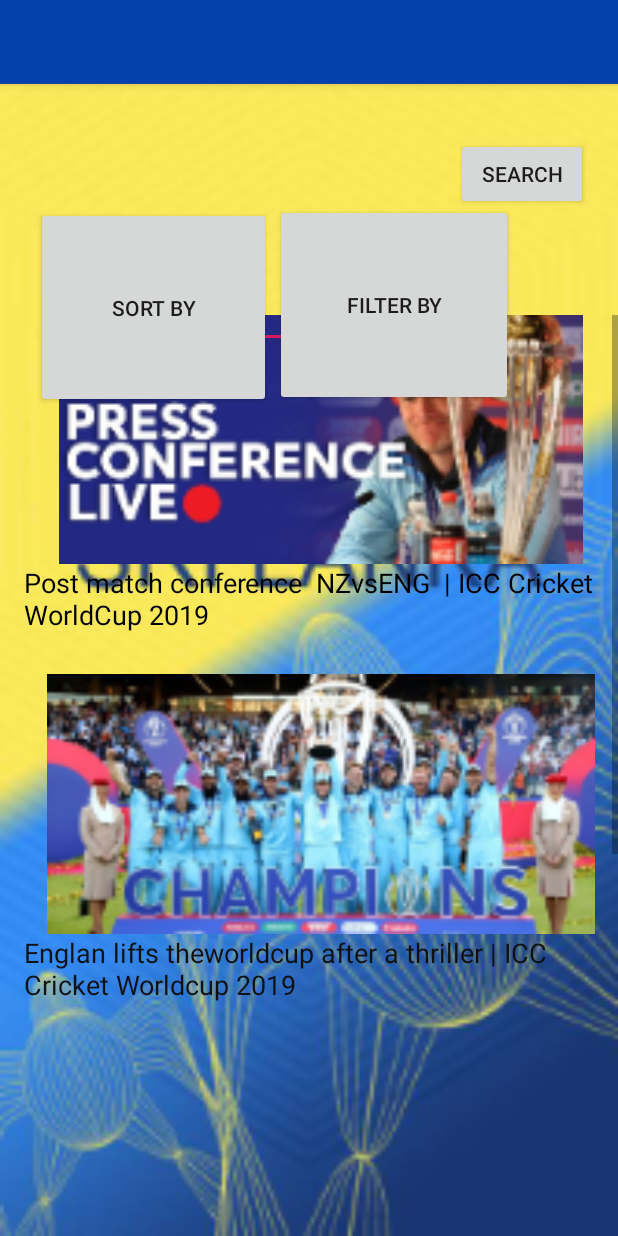
After one commit to sanjayajayasinghe/Sri_Lanka_Cricket_App, an Android app: the layout fragment_videogallery.xml on its own in the app's theme, with its tools: preview values and no code run, on a phone screen of 412 x 824 dp. The commit adds this screen. Run offline under Robolectric (Android 15) with nearby library versions, the phone set to English and light mode, and no system bars.

Commit message:
Video-Gallery-added
Signed-off-by: lakshitha <lmvithanage@gmail.com>

```diff
--- a/app/src/main/java/com/example/srilankacricketappv1/MainActivity.java
+++ b/app/src/main/java/com/example/srilankacricketappv1/MainActivity.java
@@ -21,6 +21,7 @@ import fragment.FaceBookFragment;
 import fragment.Home;
 import fragment.PollingFragment;
 import fragment.SearchFragment;
+import fragment.VideoGalleryFragment;
 import fragment.WebcastFragment;
 
 public class MainActivity extends AppCompatActivity
@@ -118,6 +119,7 @@ public class MainActivity extends AppCompatActivity
             case R.id.nav_latest_news:
                 break;
             case R.id.nav_video_gallery:
+                getSupportFragmentManager().beginTransaction().replace(R.id.fragment_container,new VideoGalleryFragment()).commit();
                 break;
             case R.id.nav_Live_webcast:
                 getSupportFragmentManager().beginTransaction().replace(R.id.fragment_container, new WebcastFragment()).commit();
--- /dev/null
+++ b/app/src/main/java/fragment/VideoGalleryFragment.java
@@ -0,0 +1,26 @@
+package fragment;
+
+import android.os.Bundle;
+import android.view.LayoutInflater;
+import android.view.View;
+import android.view.ViewGroup;
+
+import com.example.srilankacricketappv1.R;
+
+import androidx.fragment.app.Fragment;
+
+public class VideoGalleryFragment  extends Fragment {
+    public VideoGalleryFragment() {
+        // Required empty public constructor
+    }
+
+
+
+
+    public View onCreateView(LayoutInflater inflater, ViewGroup container,
+                             Bundle savedInstanceState) {
+        // Inflate the layout for this fragment
+        return inflater.inflate(R.layout.fragment_videogallery, container, false);
+    }
+
+}
--- /dev/null
+++ b/app/src/main/res/layout/fragment_videogallery.xml
@@ -0,0 +1,136 @@
+<?xml version="1.0" encoding="utf-8"?>
+<RelativeLayout xmlns:android="http://schemas.android.com/apk/res/android"
+    xmlns:app="http://schemas.android.com/apk/res-auto"
+    xmlns:tools="http://schemas.android.com/tools"
+    android:layout_width="match_parent"
+    android:layout_height="match_parent"
+    android:background="@mipmap/background"
+    android:orientation="vertical">
+
+    <include
+        android:id="@+id/include2"
+        layout="@layout/app_bar_main" />
+
+    <Button
+        android:id="@+id/button"
+        android:layout_width="wrap_content"
+        android:layout_height="wrap_content"
+        android:layout_alignParentEnd="true"
+        android:layout_alignParentRight="true"
+        android:layout_marginEnd="20dp"
+        android:layout_marginRight="20dp"
+        android:layout_marginTop="92dp"
+        android:text="@string/action_search" />
+
+    <ScrollView
+        android:layout_width="wrap_content"
+        android:layout_height="521dp"
+        android:layout_alignBottom="@+id/include2"
+
+        android:layout_alignParentTop="true"
+        android:layout_marginBottom="0dp"
+        android:layout_marginLeft="16dp"
+        android:layout_marginStart="16dp"
+        android:layout_marginTop="210dp">
+
+        <LinearLayout
+            android:layout_width="match_parent"
+            android:layout_height="wrap_content"
+            android:orientation="vertical">
+
+            <ImageView
+                android:id="@+id/imageView2"
+                android:layout_width="match_parent"
+                android:layout_height="166dp"
+                app:srcCompat="@mipmap/maxresdefault" />
+
+            <TextView
+                android:id="@+id/textView4"
+                android:layout_width="match_parent"
+                android:layout_height="73dp"
+                android:text="Post match conference  NZvsENG  | ICC Cricket WorldCup 2019"
+                android:textColor="#000000"
+                android:textSize="18sp" />
+
+            <ImageView
+                android:id="@+id/imageView3"
+                android:layout_width="match_parent"
+                android:layout_height="173dp"
+                app:srcCompat="@mipmap/maxresdefault2" />
+
+            <TextView
+                android:id="@+id/textView6"
+                android:layout_width="match_parent"
+                android:layout_height="493dp"
+                android:text="Englan lifts theworldcup after a thriller | ICC Cricket Worldcup 2019"
+                android:textColor="#FA0F0E0E"
+                android:textSize="18sp" />
+
+            <ImageView
+                android:id="@+id/imageView4"
+                android:layout_width="match_parent"
+                android:layout_height="144dp"
+                app:srcCompat="@mipmap/sl" />
+
+        </LinearLayout>
+    </ScrollView>
+
+    <Button
+        android:id="@+id/button2"
+        android:layout_width="158dp"
+        android:layout_height="42dp"
+        android:layout_alignParentBottom="true"
+        android:layout_alignParentEnd="true"
+        android:layout_alignParentLeft="true"
+        android:layout_alignParentRight="true"
+        android:layout_alignParentStart="true"
+        android:layout_alignParentTop="true"
+        android:layout_marginBottom="552dp"
+        android:layout_marginEnd="231dp"
+        android:layout_marginLeft="24dp"
+        android:layout_marginRight="231dp"
+        android:layout_marginStart="24dp"
+        android:layout_marginTop="138dp"
+        android:text="@string/action_sort" />
+
+    <Button
+        android:id="@+id/button3"
+        android:layout_width="158dp"
+        android:layout_height="42dp"
+        android:layout_alignParentBottom="true"
+        android:layout_alignParentEnd="true"
+        android:layout_alignParentLeft="true"
+        android:layout_alignParentRight="true"
+        android:layout_alignParentStart="true"
+        android:layout_alignParentTop="true"
+        android:layout_marginBottom="553dp"
+        android:layout_marginEnd="70dp"
+        android:layout_marginLeft="183dp"
+        android:layout_marginRight="70dp"
+        android:layout_marginStart="183dp"
+        android:layout_marginTop="136dp"
+        android:text="@string/action_filter" />
+
+    <EditText
+        android:id="@+id/editText"
+        android:layout_width="wrap_content"
+        android:layout_height="wrap_content"
+        android:layout_alignParentBottom="true"
+        android:layout_alignParentEnd="true"
+        android:layout_alignParentLeft="true"
+        android:layout_alignParentRight="true"
+        android:layout_alignParentStart="true"
+        android:layout_alignParentTop="true"
+        android:layout_marginBottom="592dp"
+        android:layout_marginEnd="150dp"
+        android:layout_marginLeft="48dp"
+        android:layout_marginRight="150dp"
+        android:layout_marginStart="48dp"
+        android:layout_marginTop="94dp"
+        android:inputType="textPersonName"
+        android:selectAllOnFocus="true"
+        android:singleLine="true"
+        android:text="search here.."
+        android:textAppearance="@style/TextAppearance.AppCompat.Body1" />
+
+</RelativeLayout>
--- a/app/src/main/res/values/strings.xml
+++ b/app/src/main/res/values/strings.xml
@@ -7,6 +7,8 @@
     <string name="nav_header_desc">Navigation header</string>
     <string name="action_settings">Settings</string>
     <string name="action_search">Search</string>
+    <string name="action_sort">Sort by</string>
+    <string name="action_filter">Filter by</string>
 
     <string name="menu_home">Home</string>
 
```
Also changed, not shown: app/src/main/res/mipmap-xxxhdpi/background2.jpg (added), app/src/main/res/mipmap-xxxhdpi/maxresdefault.png (added), app/src/main/res/mipmap-xxxhdpi/maxresdefault2.png (added), app/src/main/res/mipmap-xxxhdpi/sl.png (added).
